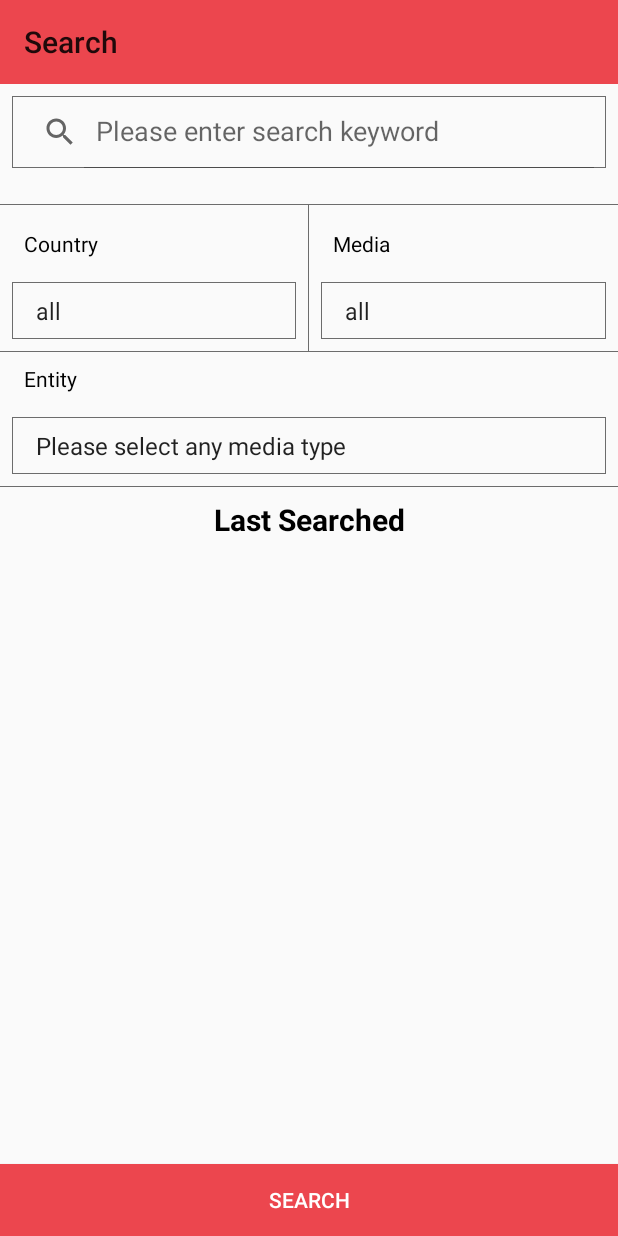
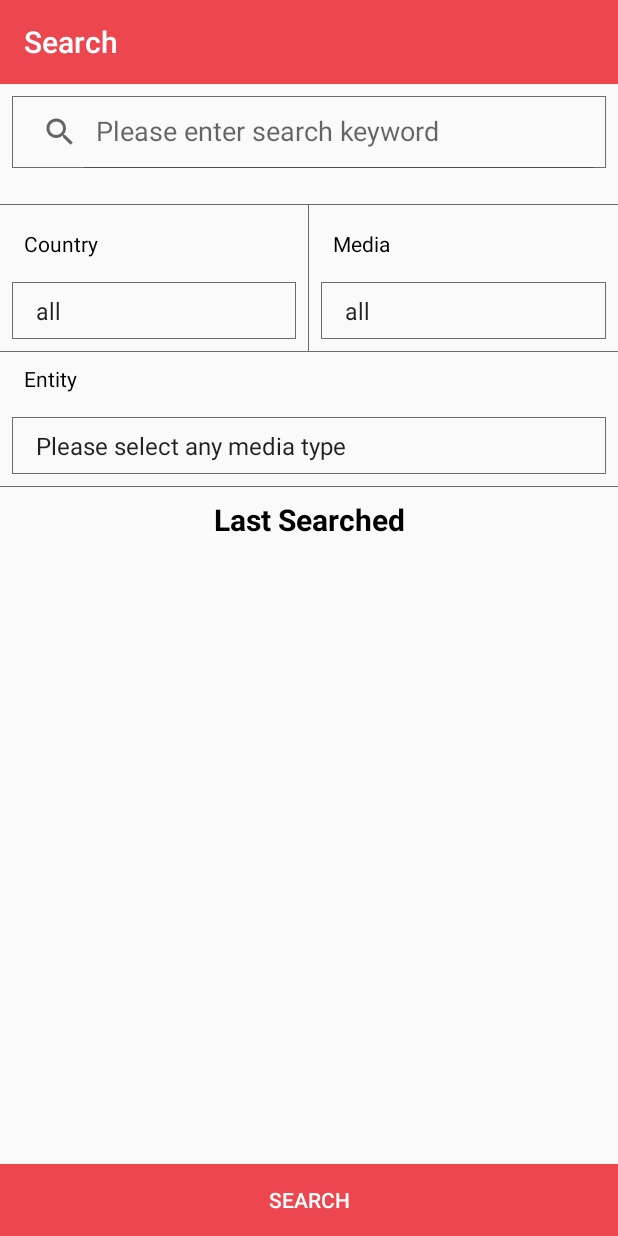
Before and after one commit to drdesai03/AndroidArchitecturalComponent, an Android app: the screen it shows after launch (HomeActivity), on a phone screen of 412 x 824 dp. Run offline under Robolectric (Android 15) with nearby library versions, the phone set to English and light mode, and no system bars; our stand-ins replace Dagger/Hilt's generated code, Room's generated code, data binding; libraries missing offline, so code that uses them is left out: android.arch.core.

Commit message:
DD : Toolbar text color modified by using app:theme and app:popupTheme

```diff
--- a/app/src/main/res/layout/include_toolbar.xml
+++ b/app/src/main/res/layout/include_toolbar.xml
@@ -1,9 +1,12 @@
 <?xml version="1.0" encoding="utf-8"?>
-<layout xmlns:android="http://schemas.android.com/apk/res/android">
+<layout xmlns:android="http://schemas.android.com/apk/res/android"
+    xmlns:app="http://schemas.android.com/apk/res-auto">
 
     <android.support.v7.widget.Toolbar
         android:id="@+id/toolbar"
         android:layout_width="match_parent"
         android:layout_height="?actionBarSize"
-        android:background="@color/colorPrimary" />
+        android:background="@color/colorPrimary"
+        app:popupTheme="@style/ThemeOverlay.AppCompat.Light"
+        app:theme="@style/ThemeOverlay.AppCompat.Dark.ActionBar" />
 </layout>
```
